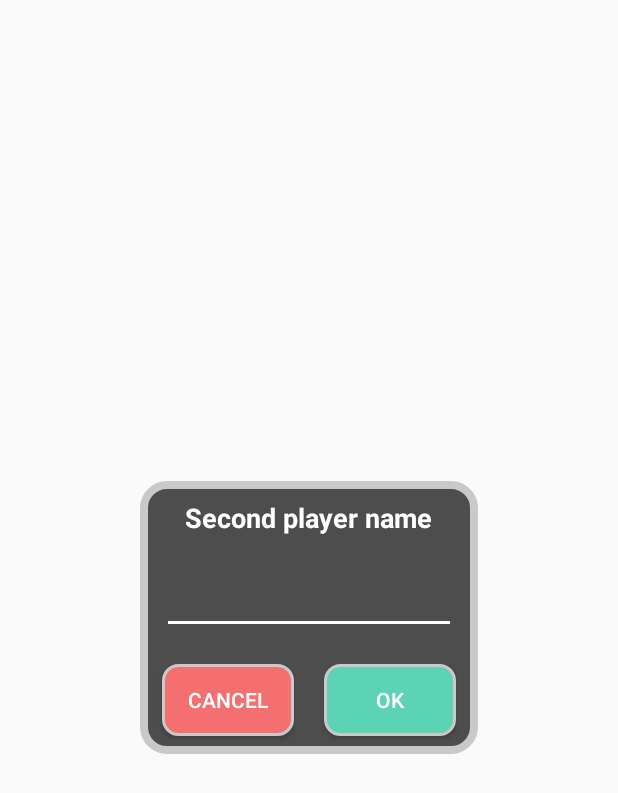
After one commit to ExceptionTeam17/TicTacToe, an Android app: the layout dialog_second_username.xml on its own in the app's theme, with its tools: preview values and no code run, on a phone screen of 412 x 824 dp. The commit adds this screen. Shown: the top 793 px of the screen. Run offline under Robolectric (Android 15) with nearby library versions, the phone set to English and light mode, and no system bars.

Commit message:
2 players on 1 device dialog and fragment added

```diff
--- /dev/null
+++ b/TicTacToe/app/src/main/res/drawable/dialog_bacground.xml
@@ -0,0 +1,14 @@
+<?xml version="1.0" encoding="utf-8"?>
+<selector xmlns:android="http://schemas.android.com/apk/res/android">
+
+    <item>
+        <shape xmlns:android="http://schemas.android.com/apk/res/android">
+            <stroke android:width="5dp" android:color="@color/grey" />
+            <solid android:color="@color/darkGrey"/>
+            <padding android:left="5dp" android:top="2dp"
+                android:right="5dp" android:bottom="2dp" />
+            <corners android:radius="15dp" />
+        </shape>
+    </item>
+
+</selector>
--- /dev/null
+++ b/TicTacToe/app/src/main/res/layout/dialog_second_username.xml
@@ -0,0 +1,56 @@
+<?xml version="1.0" encoding="utf-8"?>
+<LinearLayout
+    xmlns:android="http://schemas.android.com/apk/res/android"
+    android:layout_width="wrap_content"
+    android:layout_height="wrap_content"
+    android:layout_gravity="center"
+    android:gravity="center_horizontal"
+    android:layout_margin="10dp"
+    android:background="@drawable/dialog_bacground"
+    android:orientation="vertical">
+
+    <TextView
+        android:layout_width="wrap_content"
+        android:layout_height="wrap_content"
+        android:layout_margin="10dp"
+        android:textColor="@color/white"
+        android:textStyle="bold"
+        android:textAppearance="@style/Base.TextAppearance.AppCompat.Medium"
+        android:text="Second player name"/>
+
+    <EditText
+        android:id="@+id/second_username_edit"
+        android:layout_width="match_parent"
+        android:layout_height="wrap_content"
+        android:textColor="@color/white"
+        android:layout_margin="10dp"/>
+
+    <LinearLayout
+        android:layout_width="wrap_content"
+        android:layout_height="wrap_content"
+        android:orientation="horizontal">
+
+        <Button
+            android:id="@+id/btn_2user_cancel"
+            android:layout_width="0dp"
+            android:layout_height="wrap_content"
+            android:layout_weight="1"
+            android:textColor="@color/white"
+            android:text="cancel"
+            android:layout_margin="10dp"
+            android:background="@drawable/btn_red_background"/>
+
+        <Button
+            android:id="@+id/btn_2user_ok"
+            android:layout_width="0dp"
+            android:layout_height="wrap_content"
+            android:layout_weight="1"
+            android:layout_margin="10dp"
+            android:textColor="@color/white"
+            android:text="ok"
+            android:background="@drawable/btn_green_background"/>
+
+
+    </LinearLayout>
+
+</LinearLayout>
--- a/TicTacToe/app/src/main/res/values/styles.xml
+++ b/TicTacToe/app/src/main/res/values/styles.xml
@@ -8,4 +8,10 @@
         <item name="colorAccent">@color/colorAccent</item>
     </style>
 
+    <style name="Theme_Dialog" parent="Theme.AppCompat.Light.DarkActionBar">
+        <item name="android:windowNoTitle">true</item>
+        <item name="android:windowBackground">@android:color/transparent</item>
+        <item name="colorAccent">@color/colorAccent</item>
+    </style>
+
 </resources>
```
Also changed, not shown: TicTacToe/app/src/main/java/com/exceptionteam17/tictactoe/fragments/playingTabs/FragmentGameplayMulti1Dev.java (added, +280 -0 lines), TicTacToe/app/src/main/java/com/exceptionteam17/tictactoe/fragments/playingTabs/Fragment_Multiplayer.java (+46 -3 lines), TicTacToe/app/src/main/res/layout/fragment_gameplay.xml (+11 -0 lines).
